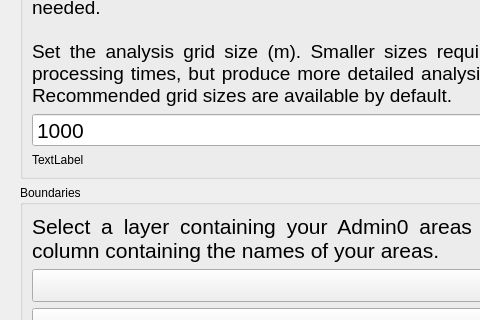
The window that geest/ui/create_project_panel_base.ui (worldbank/GeoE3) describes before a commit, drawn with Qt 5; both pictures show x 0 to 480 and y 415 to 735 of the 604 by 1009 pixel window.
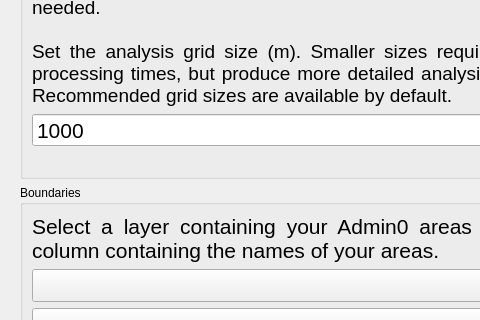
The same window after the commit. Icons and pictures are not drawn. Custom widgets are drawn as their Qt base class.

```diff
--- a/geest/ui/create_project_panel_base.ui
+++ b/geest/ui/create_project_panel_base.ui
@@ -168,9 +168,6 @@
           </item>
           <item row="3" column="0">
            <widget class="QLabel" name="label">
-            <property name="text">
-             <string>TextLabel</string>
-            </property>
            </widget>
           </item>
          </layout>
```
